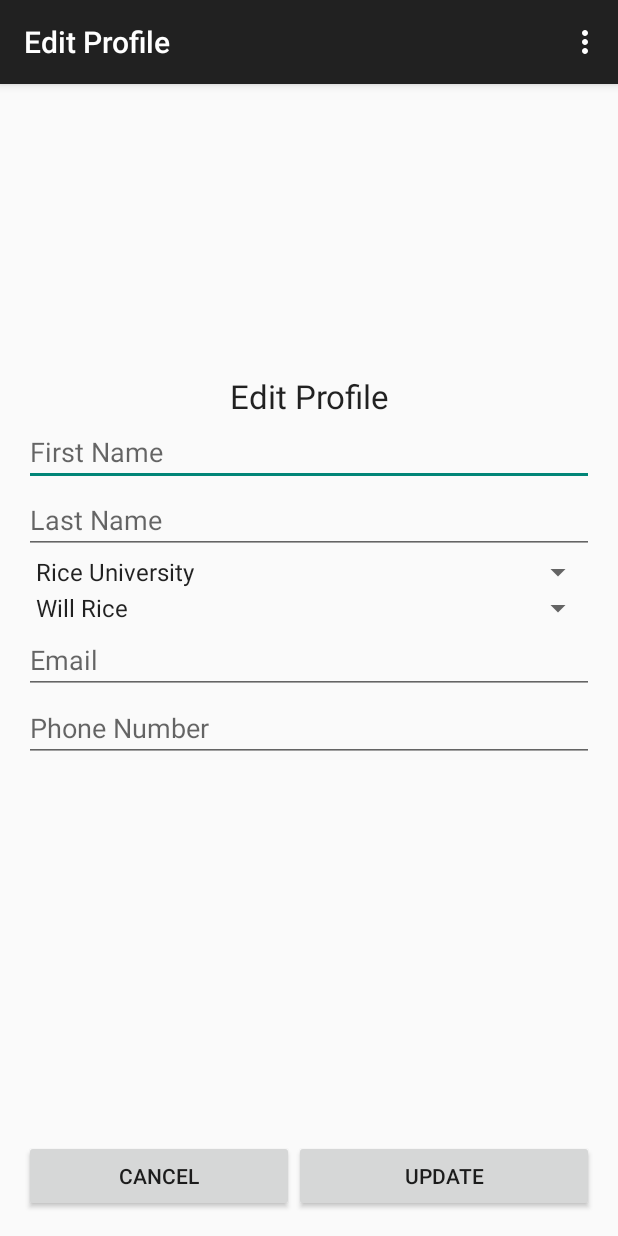
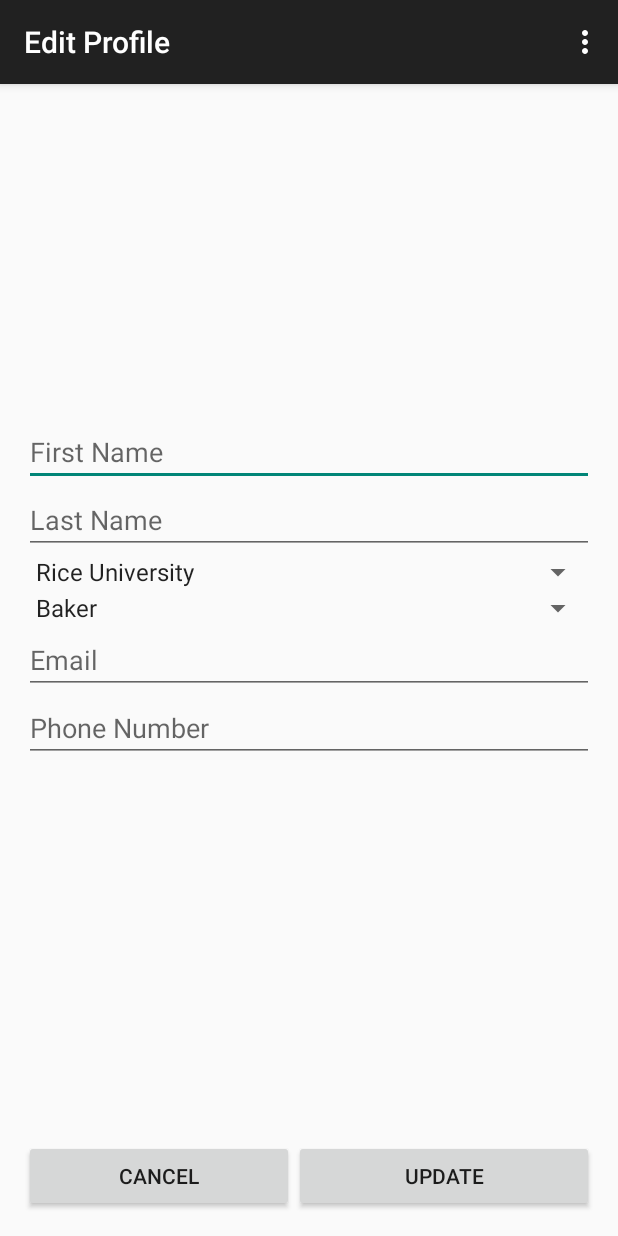
Before and after one commit to ase1/Missing-Sock, an Android app: the profile screen opened directly, with no data from a screen before it, on a phone screen of 412 x 824 dp. Run offline under Robolectric (Android 15) with nearby library versions, the phone set to English and light mode, and no system bars.

Commit message:
minor changes to improve performance, tring to use sock objects for browse

```diff
--- a/MissingSocks/android/app/src/main/AndroidManifest.xml
+++ b/MissingSocks/android/app/src/main/AndroidManifest.xml
@@ -41,8 +41,8 @@
             android:label="@string/title_activity_view_sock" >
         </activity>
         <activity
-            android:name=".filter"
-            android:label="@string/title_activity_filter" >
+            android:name=".Filter"
+            android:label="@string/title_activity_Filter" >
         </activity>
 
     </application>
--- a/MissingSocks/android/app/src/main/java/com/aelsey/missingsocks/MyFragment.java
+++ b/MissingSocks/android/app/src/main/java/com/aelsey/missingsocks/MyFragment.java
@@ -7,11 +7,13 @@ import android.widget.ArrayAdapter;
 import android.widget.ListView;
 import com.aelsey.missingsocks.R;
 import java.util.ArrayList;
+import com.aelsey.missingsocks.Sock;
 
 public class MyFragment extends ListFragment {
 
     public void onActivityCreated(Bundle savedInstanceState) {
         super.onCreate(savedInstanceState);
+
 
         //get sock info
         ArrayList<String> sockName = new ArrayList<String>();
--- a/MissingSocks/android/app/src/main/res/layout/activity_profile.xml
+++ b/MissingSocks/android/app/src/main/res/layout/activity_profile.xml
@@ -99,15 +99,5 @@
         android:layout_toLeftOf="@+id/update_button"
         android:onClick="backToBrowse"/>
 
-    <TextView
-        android:layout_width="match_parent"
-        android:layout_height="wrap_content"
-        android:textAppearance="?android:attr/textAppearanceLarge"
-        android:text="Edit Profile"
-        android:gravity="center"
-        android:id="@+id/editprofile"
-        android:layout_above="@+id/firstname"
-        android:layout_centerHorizontal="true" />
-
 
 </RelativeLayout>
--- a/MissingSocks/android/app/src/main/res/menu/menu_filter.xml
+++ b/MissingSocks/android/app/src/main/res/menu/menu_filter.xml
@@ -1,6 +1,4 @@
 <menu xmlns:android="http://schemas.android.com/apk/res/android"
     xmlns:app="http://schemas.android.com/apk/res-auto"
     xmlns:tools="http://schemas.android.com/tools" tools:context="com.aelsey.missingsocks.Filter">
-    <item android:id="@+id/action_settings" android:title="@string/action_settings"
-        android:orderInCategory="100" app:showAsAction="never" />
 </menu>
--- a/MissingSocks/android/app/src/main/res/values/strings.xml
+++ b/MissingSocks/android/app/src/main/res/values/strings.xml
@@ -5,9 +5,6 @@
     <string name="hello_world">Hello world!</string>
     <string name="action_settings">Settings</string>
     <string name="filter">Filter </string>
-    <string name="sockfiller">White Crew Sock</string>
-    <string name="locfiller">WRC</string>
-    <string name="subfiller">Submitted 4 hours ago by Roshni</string>
     <string name="title_activity_profile">profile</string>
 
     <string-array name="universities">
@@ -18,8 +15,17 @@
     <string name="university">University</string>
 
     <string-array name="laundryroomtest">
+        <item>Baker</item>
         <item>Will Rice</item>
         <item>Hanszen</item>
+        <item>Wiess</item>
+        <item>Jones</item>
+        <item>Brown</item>
+        <item>Lovett</item>
+        <item>Sid Rich</item>
+        <item>Martel</item>
+        <item>McMurtry</item>
+        <item>Duncan</item>
     </string-array>
 
     <string name="laundryrooms">Laundry Rooms</string>
@@ -52,7 +58,7 @@
     <string name="navigation_drawer_open">Open navigation drawer</string>
     <string name="navigation_drawer_close">Close navigation drawer</string>
     <string name="action_example">Example action</string>
-    <string name="title_activity_filter">Filter</string>
+    <string name="title_activity_Filter">Filter</string>
 
     <string name="title_activity_view_sock">View Sock</string>
     <string name="profile">Profile</string>
```
Also changed, not shown: MissingSocks/android/app/src/main/res/drawable/ic_launcher.png (deleted).
